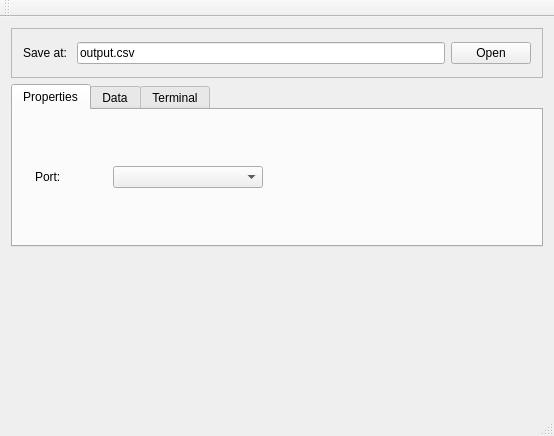
Old version of the form GUI/mainwindow.ui in the repository jcbedoyam/AbacusSoftware.
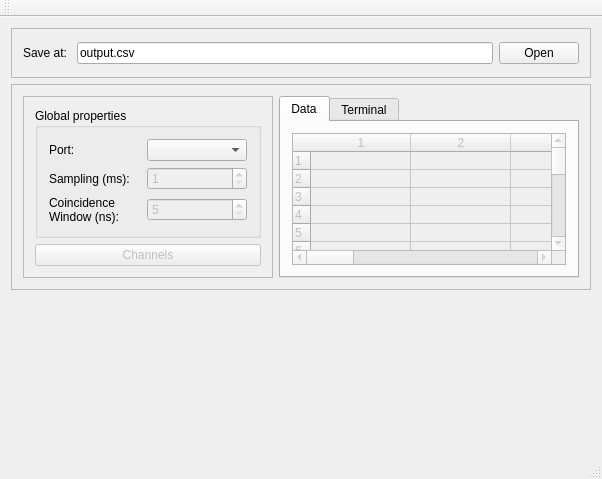
New version of the form.

Diff of the .ui file:
```diff
--- a/GUI/mainwindow.ui
+++ b/GUI/mainwindow.ui
@@ -6,7 +6,7 @@
    <rect>
     <x>0</x>
     <y>0</y>
-    <width>532</width>
+    <width>600</width>
     <height>436</height>
    </rect>
   </property>
@@ -61,10 +61,147 @@
      </widget>
     </item>
     <item>
+     <widget class="QFrame" name="frame_3">
+      <property name="frameShape">
+       <enum>QFrame::StyledPanel</enum>
+      </property>
+      <property name="frameShadow">
+       <enum>QFrame::Raised</enum>
+      </property>
+      <layout class="QHBoxLayout" name="horizontalLayout_5">
+       <item>
+        <widget class="QFrame" name="frame_4">
+         <property name="minimumSize">
+          <size>
+           <width>250</width>
+           <height>0</height>
+          </size>
+         </property>
+         <property name="frameShape">
+          <enum>QFrame::StyledPanel</enum>
+         </property>
+         <property name="frameShadow">
+          <enum>QFrame::Raised</enum>
+         </property>
+         <layout class="QGridLayout" name="gridLayout">
+          <item row="1" column="0">
+           <widget class="QPushButton" name="channels_button">
+            <property name="enabled">
+             <bool>false</bool>
+            </property>
+            <property name="text">
+             <string>Channels</string>
+            </property>
+           </widget>
+          </item>
+          <item row="0" column="0">
+           <widget class="QGroupBox" name="groupBox">
+            <property name="title">
+             <string>Global properties</string>
+            </property>
+            <property name="flat">
+             <bool>false</bool>
+            </property>
+            <layout class="QGridLayout" name="gridLayout_2">
+             <item row="0" column="0">
+              <widget class="QLabel" name="label_2">
+               <property name="text">
+                <string>Port:</string>
+               </property>
+              </widget>
+             </item>
+             <item row="0" column="1">
+              <widget class="QComboBox" name="port_box">
+               <property name="minimumSize">
+                <size>
+                 <width>100</width>
+                 <height>0</height>
+                </size>
+               </property>
+              </widget>
+             </item>
+             <item row="2" column="0">
+              <widget class="QLabel" name="label_3">
+               <property name="text">
+                <string>Sampling (ms):</string>
+               </property>
+              </widget>
+             </item>
+             <item row="3" column="0">
+              <widget class="QLabel" name="label_5">
+               <property name="text">
+                <string>Coincidence
+Window (ns):</string>
+               </property>
+              </widget>
+             </item>
+             <item row="3" column="1">
+              <widget class="QSpinBox" name="coin_spinBox">
+               <property name="enabled">
+                <bool>false</bool>
+               </property>
+               <property name="maximumSize">
+                <size>
+                 <width>100</width>
+                 <height>16777215</height>
+                </size>
+               </property>
+               <property name="correctionMode">
+                <enum>QAbstractSpinBox::CorrectToNearestValue</enum>
+               </property>
+               <property name="keyboardTracking">
+                <bool>false</bool>
+               </property>
+               <property name="minimum">
+                <number>5</number>
+               </property>
+               <property name="maximum">
+                <number>1000000</number>
+               </property>
+               <property name="singleStep">
+                <number>5</number>
+               </property>
+               <property name="value">
+                <number>5</number>
+               </property>
+              </widget>
+             </item>
+             <item row="2" column="1">
+              <widget class="QSpinBox" name="samp_spinBox">
+               <property name="enabled">
+                <bool>false</bool>
+               </property>
+               <property name="maximumSize">
+                <size>
+                 <width>100</width>
+                 <height>16777215</height>
+                </size>
+               </property>
+               <property name="correctionMode">
+                <enum>QAbstractSpinBox::CorrectToNearestValue</enum>
+               </property>
+               <property name="keyboardTracking">
+                <bool>false</bool>
+               </property>
+               <property name="minimum">
+                <number>1</number>
+               </property>
+               <property name="maximum">
+                <number>1000000</number>
+               </property>
+              </widget>
+             </item>
+            </layout>
+           </widget>
+          </item>
+         </layout>
+        </widget>
+       </item>
+       <item>
      <widget class="QTabWidget" name="tabWidget">
       <property name="minimumSize">
        <size>
-        <width>0</width>
+           <width>300</width>
         <height>150</height>
        </size>
       </property>
@@ -73,63 +210,14 @@
       </property>
       <widget class="QWidget" name="tab">
        <attribute name="title">
-        <string>Properties</string>
-       </attribute>
-       <layout class="QHBoxLayout" name="horizontalLayout_3">
-        <item>
-         <widget class="QWidget" name="widget_2" native="true">
-          <property name="minimumSize">
-           <size>
-            <width>250</width>
-            <height>0</height>
-           </size>
-          </property>
-          <property name="maximumSize">
-           <size>
-            <width>16777215</width>
-            <height>16777215</height>
-           </size>
-          </property>
-          <layout class="QGridLayout" name="gridLayout">
-           <item row="0" column="1">
-            <widget class="QComboBox" name="port_box">
-             <property name="minimumSize">
-              <size>
-               <width>150</width>
-               <height>0</height>
-              </size>
-             </property>
-            </widget>
-           </item>
-           <item row="0" column="0">
-            <widget class="QLabel" name="label_2">
-             <property name="text">
-              <string>Port:</string>
-             </property>
-            </widget>
-           </item>
-          </layout>
-         </widget>
-        </item>
-        <item>
-         <widget class="QWidget" name="widget_3" native="true">
-          <property name="minimumSize">
-           <size>
-            <width>250</width>
-            <height>0</height>
-           </size>
-          </property>
-         </widget>
-        </item>
-       </layout>
-      </widget>
-      <widget class="QWidget" name="tab_2">
-       <attribute name="title">
         <string>Data</string>
        </attribute>
-       <layout class="QHBoxLayout" name="horizontalLayout">
+          <layout class="QHBoxLayout" name="horizontalLayout_3">
         <item>
          <widget class="QTableWidget" name="table">
+             <property name="enabled">
+              <bool>false</bool>
+             </property>
           <property name="dragEnabled">
            <bool>true</bool>
           </property>
@@ -137,7 +225,7 @@
            <number>50</number>
           </property>
           <property name="columnCount">
-           <number>20</number>
+              <number>10</number>
           </property>
           <attribute name="horizontalHeaderShowSortIndicator" stdset="0">
            <bool>false</bool>
@@ -211,21 +299,11 @@
           <column/>
           <column/>
           <column/>
-          <column/>
-          <column/>
-          <column/>
-          <column/>
-          <column/>
-          <column/>
-          <column/>
-          <column/>
-          <column/>
-          <column/>
          </widget>
         </item>
        </layout>
       </widget>
-      <widget class="QWidget" name="tab_3">
+         <widget class="QWidget" name="tab_2">
        <attribute name="title">
         <string>Terminal</string>
        </attribute>
@@ -288,6 +366,9 @@
       </widget>
      </widget>
     </item>
+      </layout>
+     </widget>
+    </item>
     <item>
      <widget class="QWidget" name="widget" native="true">
       <property name="sizePolicy">
```
Left out of the diff: 6 changed lines with no effect on the pictures. Lines whose indentation alone changed are shown as unchanged.
